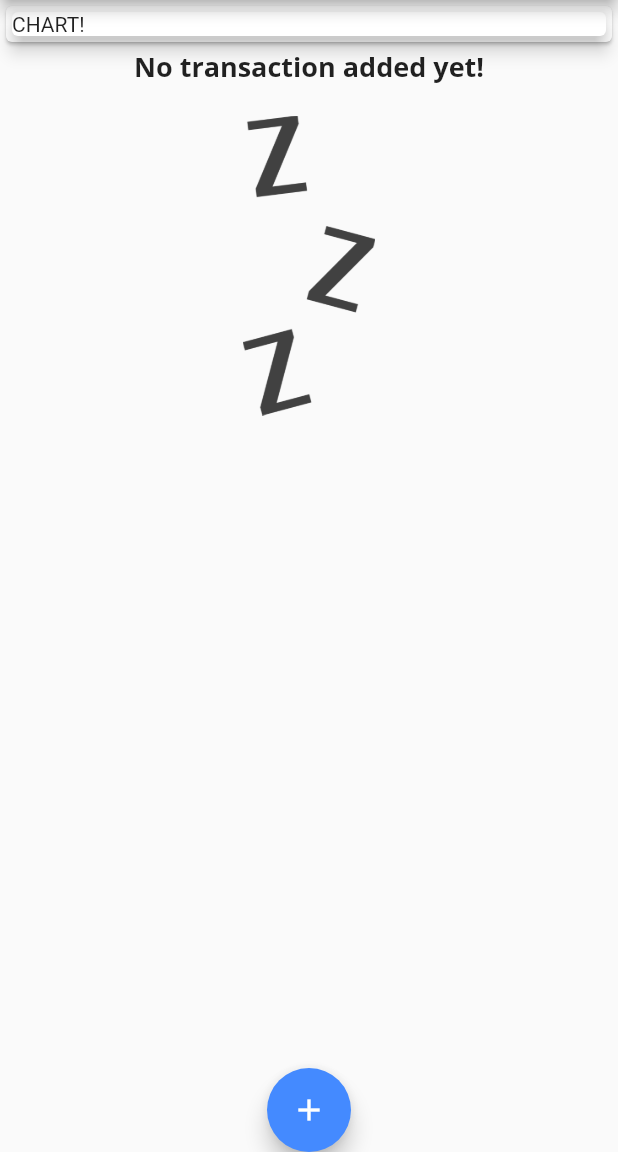
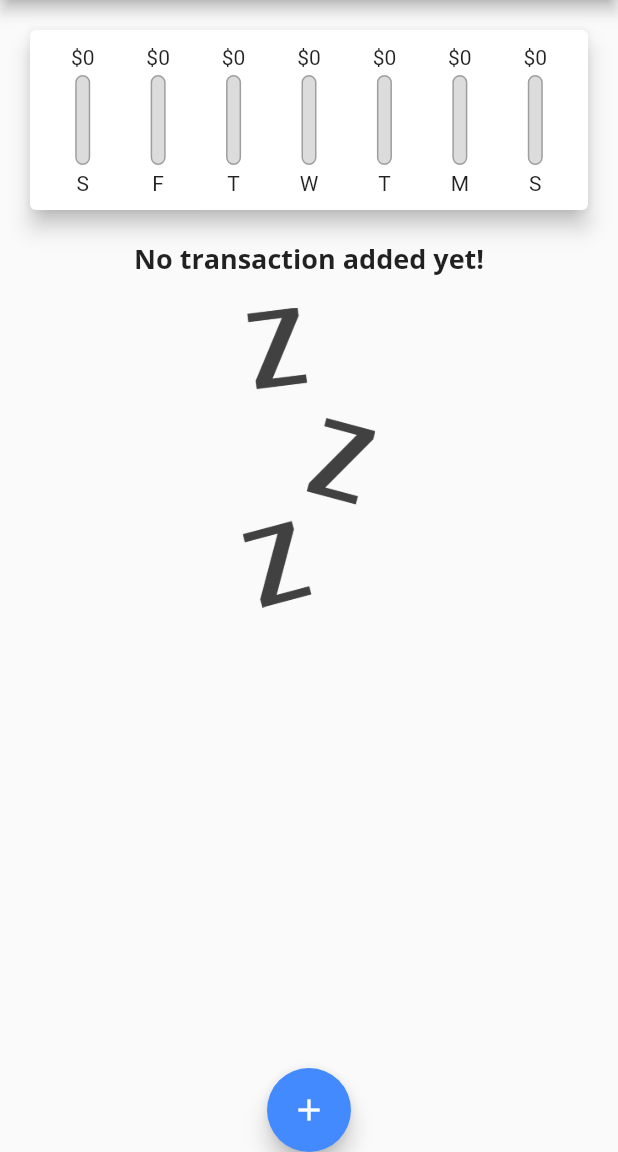
Before and after one commit to masashimorita/flutter-expenses-app, a Flutter app: the screen it shows after launch, on a phone screen of 412 x 824 dp, the part 84-1236 px from its top. Run offline on Flutter 3.47's test engine with Material 2 defaults, Android fonts, the phone set to English and light mode, and no system bars.

Commit message:
feat: 🎸 Add Chart to show spending by recent week

```diff
--- a/lib/main.dart
+++ b/lib/main.dart
@@ -1,6 +1,7 @@
 import 'package:flutter/material.dart';
 import './widgets/transaction_list.dart';
 import './widgets/new_transaction.dart';
+import './widgets/chart.dart';
 import './models/transaction.dart';
 
 void main() => runApp(MyApp());
@@ -43,6 +44,11 @@ class MyHomePage extends StatefulWidget {
 
 class _MyHomePageState extends State<MyHomePage> {
   final List<Transaction> _userTransactions = [];
+  List<Transaction> get _recentTransactions {
+    return this._userTransactions.where((tx) {
+      return tx.date.isAfter(DateTime.now().subtract(Duration(days: 7)));
+    }).toList();
+  }
 
   void _startAtNewTransaction(BuildContext ctx) {
     showModalBottomSheet(
@@ -84,15 +90,7 @@ class _MyHomePageState extends State<MyHomePage> {
       body: SingleChildScrollView(
         child: Column(
           children: <Widget>[
-            Card(
-              child: Container(
-                width: double.infinity,
-                child: Card(
-                  child: Text('CHART!'),
-                  elevation: 5,
-                ),
-              ),
-            ),
+            Chart(_recentTransactions),
             TransactionList(_userTransactions),
           ],
         ),
--- /dev/null
+++ b/lib/widgets/chart.dart
@@ -0,0 +1,68 @@
+import 'package:flutter/material.dart';
+import 'package:intl/intl.dart';
+import './chart_bar.dart';
+import '../models/transaction.dart';
+
+class Chart extends StatelessWidget {
+  final List<Transaction> recentTransactions;
+
+  Chart(this.recentTransactions);
+
+  List<Map<String, Object>> get groupedTransactionValues {
+    return List.generate(7, (index) {
+      final weekDay = DateTime.now().subtract(Duration(days: index));
+      final double totalAmount = this.recentTransactions.fold(0.0, (sum, tx) {
+        final DateTime d = tx.date;
+        if (weekDay.year == d.year &&
+            weekDay.month == d.month &&
+            weekDay.day == d.day) {
+          return sum + tx.amount;
+        } else {
+          return sum;
+        }
+      });
+      return {
+        'day': DateFormat.E().format(weekDay).substring(0, 1),
+        'amount': totalAmount,
+      };
+    }).toList();
+  }
+
+  double get totalSpending {
+    return this.groupedTransactionValues.fold(0.0, (sum, data) {
+      return sum + (data['amount'] as double);
+    });
+  }
+
+  List<Widget> _buildBars() {
+    return this.groupedTransactionValues.map<Widget>((data) {
+      final double percentage = this.totalSpending == 0.0
+          ? 0.0
+          : ((data['amount'] as double) / this.totalSpending);
+      return Flexible(
+        fit: FlexFit.tight,
+        child: ChartBar(
+          (data['day'] as String),
+          (data['amount'] as double),
+          percentage,
+        ),
+      );
+    }).toList();
+  }
+
+  @override
+  Widget build(BuildContext context) {
+    print(groupedTransactionValues);
+    return Card(
+      elevation: 6,
+      margin: EdgeInsets.all(20),
+      child: Padding(
+        padding: EdgeInsets.all(10),
+        child: Row(
+          mainAxisAlignment: MainAxisAlignment.spaceAround,
+          children: _buildBars(),
+        ),
+      ),
+    );
+  }
+}
--- /dev/null
+++ b/lib/widgets/chart_bar.dart
@@ -0,0 +1,54 @@
+import 'package:flutter/material.dart';
+
+class ChartBar extends StatelessWidget {
+  final String label;
+  final double spendingAmount;
+  final double spendingPercentageOfTotal;
+
+  ChartBar(this.label, this.spendingAmount, this.spendingPercentageOfTotal);
+
+  @override
+  Widget build(BuildContext context) {
+    return Column(
+      children: [
+        FittedBox(
+          child: Text('\$${this.spendingAmount.toStringAsFixed(0)}'),
+        ),
+        SizedBox(
+          height: 4,
+        ),
+        Container(
+          height: 60,
+          width: 10,
+          child: Stack(
+            children: [
+              Container(
+                decoration: BoxDecoration(
+                  border: Border.all(
+                    color: Colors.grey,
+                    width: 1.0,
+                  ),
+                  color: Color.fromRGBO(220, 220, 220, 1),
+                  borderRadius: BorderRadius.circular(10),
+                ),
+              ),
+              FractionallySizedBox(
+                heightFactor: this.spendingPercentageOfTotal,
+                child: Container(
+                  decoration: BoxDecoration(
+                    color: Theme.of(context).primaryColor,
+                    borderRadius: BorderRadius.circular(10),
+                  ),
+                ),
+              )
+            ],
+          ),
+        ),
+        SizedBox(
+          height: 4,
+        ),
+        Text(label),
+      ],
+    );
+  }
+}
```
